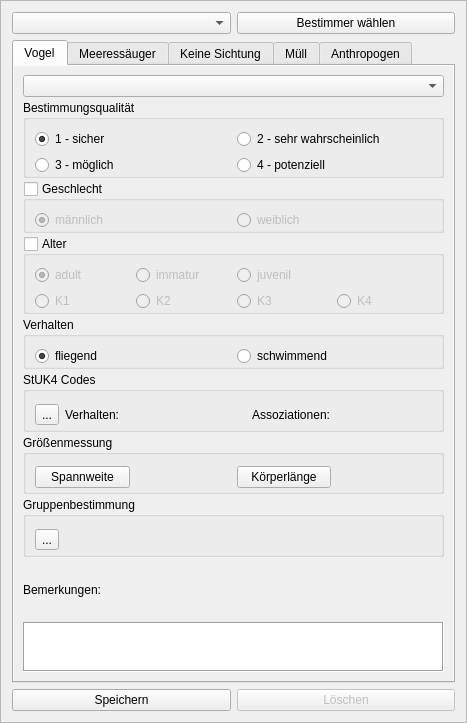
The window that widget_census.ui (ifaoe/2014-10-Bird-View) describes before a commit, drawn with Qt 5.
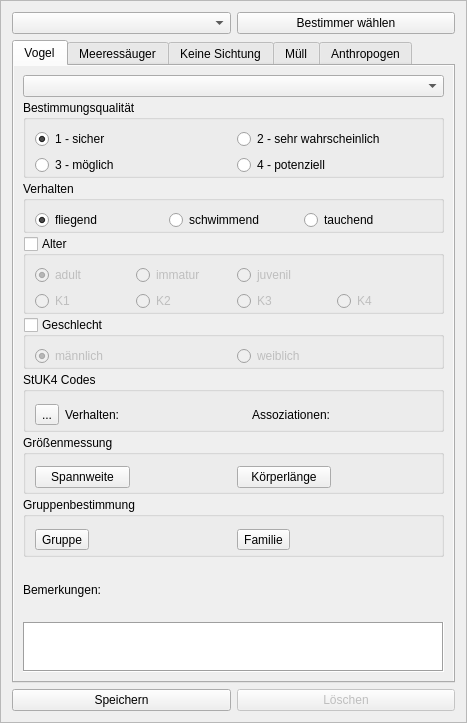
The same window after the commit.

Commit message: introduced group selection for family groups. reintroduced stuk4 codes for mammal (duh). reimplemented buttons and design for groups.

```diff
--- a/widget_census.ui
+++ b/widget_census.ui
@@ -177,61 +177,86 @@
         </widget>
        </item>
        <item>
-        <widget class="QGroupBox" name="gbxBirdGender">
+        <widget class="QGroupBox" name="gbxBirdBehavior">
          <property name="sizePolicy">
           <sizepolicy hsizetype="MinimumExpanding" vsizetype="Fixed">
            <horstretch>0</horstretch>
            <verstretch>0</verstretch>
           </sizepolicy>
          </property>
-         <property name="autoFillBackground">
-          <bool>false</bool>
+         <property name="minimumSize">
+          <size>
+           <width>0</width>
+           <height>0</height>
+          </size>
          </property>
          <property name="title">
-          <string>Geschlecht</string>
-         </property>
-         <property name="flat">
-          <bool>false</bool>
+          <string>Verhalten</string>
          </property>
          <property name="checkable">
-          <bool>true</bool>
-         </property>
-         <property name="checked">
           <bool>false</bool>
          </property>
-         <layout class="QGridLayout" name="gridLayout_11">
+         <layout class="QGridLayout" name="gridLayout">
           <property name="bottomMargin">
            <number>0</number>
           </property>
-          <item row="0" column="1">
-           <widget class="QRadioButton" name="rbBirdFemale">
-            <property name="text">
-             <string comment="F">weiblich</string>
-            </property>
-            <property name="dbvalue" stdset="0">
-             <string>F</string>
-            </property>
-            <attribute name="buttonGroup">
-             <string notr="true">btngBirdSex</string>
-            </attribute>
-           </widget>
-          </item>
           <item row="0" column="0">
-           <widget class="QRadioButton" name="rbBirdMale">
-            <property name="enabled">
-             <bool>false</bool>
+           <widget class="QRadioButton" name="rbBirdBehaveFly">
+            <property name="sizePolicy">
+             <sizepolicy hsizetype="MinimumExpanding" vsizetype="Fixed">
+              <horstretch>1</horstretch>
+              <verstretch>0</verstretch>
+             </sizepolicy>
             </property>
             <property name="text">
-             <string comment="M">männlich</string>
+             <string comment="F">fliegend</string>
             </property>
             <property name="checked">
              <bool>true</bool>
             </property>
             <property name="dbvalue" stdset="0">
-             <string>M</string>
+             <string>FLY</string>
             </property>
             <attribute name="buttonGroup">
-             <string notr="true">btngBirdSex</string>
+             <string notr="true">btngBirdBeh</string>
+            </attribute>
+           </widget>
+          </item>
+          <item row="0" column="1">
+           <widget class="QRadioButton" name="rbBirdBehaveSwim">
+            <property name="sizePolicy">
+             <sizepolicy hsizetype="MinimumExpanding" vsizetype="Fixed">
+              <horstretch>1</horstretch>
+              <verstretch>0</verstretch>
+             </sizepolicy>
+            </property>
+            <property name="text">
+             <string comment="S">schwimmend</string>
+            </property>
+            <property name="dbvalue" stdset="0">
+             <string>SWIM</string>
+            </property>
+            <attribute name="buttonGroup">
+             <string notr="true">btngBirdBeh</string>
+            </attribute>
+           </widget>
+          </item>
+          <item row="0" column="2">
+           <widget class="QRadioButton" name="rbBirdBehaveDive">
+            <property name="sizePolicy">
+             <sizepolicy hsizetype="Minimum" vsizetype="Fixed">
+              <horstretch>1</horstretch>
+              <verstretch>0</verstretch>
+             </sizepolicy>
+            </property>
+            <property name="text">
+             <string>tauchend</string>
+            </property>
+            <property name="dbvalue" stdset="0">
+             <string>DIVE</string>
+            </property>
+            <attribute name="buttonGroup">
+             <string notr="true">btngBirdBeh</string>
             </attribute>
            </widget>
           </item>
@@ -357,67 +382,61 @@
         </widget>
        </item>
        <item>
-        <widget class="QGroupBox" name="gbxBirdBehavior">
+        <widget class="QGroupBox" name="gbxBirdGender">
          <property name="sizePolicy">
           <sizepolicy hsizetype="MinimumExpanding" vsizetype="Fixed">
            <horstretch>0</horstretch>
            <verstretch>0</verstretch>
           </sizepolicy>
          </property>
-         <property name="minimumSize">
-          <size>
-           <width>0</width>
-           <height>0</height>
-          </size>
+         <property name="autoFillBackground">
+          <bool>false</bool>
          </property>
          <property name="title">
-          <string>Verhalten</string>
+          <string>Geschlecht</string>
+         </property>
+         <property name="flat">
+          <bool>false</bool>
          </property>
          <property name="checkable">
+          <bool>true</bool>
+         </property>
+         <property name="checked">
           <bool>false</bool>
          </property>
-         <layout class="QGridLayout" name="gridLayout">
+         <layout class="QGridLayout" name="gridLayout_11">
           <property name="bottomMargin">
            <number>0</number>
           </property>
-          <item row="0" column="0">
-           <widget class="QRadioButton" name="rbBirdBehaveFly">
-            <property name="sizePolicy">
-             <sizepolicy hsizetype="MinimumExpanding" vsizetype="Fixed">
-              <horstretch>0</horstretch>
-              <verstretch>0</verstretch>
-             </sizepolicy>
-            </property>
+          <item row="0" column="1">
+           <widget class="QRadioButton" name="rbBirdFemale">
             <property name="text">
-             <string comment="F">fliegend</string>
-            </property>
-            <property name="checked">
-             <bool>true</bool>
+             <string comment="F">weiblich</string>
             </property>
             <property name="dbvalue" stdset="0">
-             <string>FLY</string>
+             <string>F</string>
             </property>
             <attribute name="buttonGroup">
-             <string notr="true">btngBirdBeh</string>
+             <string notr="true">btngBirdSex</string>
             </attribute>
            </widget>
           </item>
-          <item row="0" column="1">
-           <widget class="QRadioButton" name="rbBirdBehaveSwim">
-            <property name="sizePolicy">
-             <sizepolicy hsizetype="MinimumExpanding" vsizetype="Fixed">
-              <horstretch>0</horstretch>
-              <verstretch>0</verstretch>
-             </sizepolicy>
+          <item row="0" column="0">
+           <widget class="QRadioButton" name="rbBirdMale">
+            <property name="enabled">
+             <bool>false</bool>
             </property>
             <property name="text">
-             <string comment="S">schwimmend</string>
+             <string comment="M">männlich</string>
+            </property>
+            <property name="checked">
+             <bool>true</bool>
             </property>
             <property name="dbvalue" stdset="0">
-             <string>SWIM</string>
+             <string>M</string>
             </property>
             <attribute name="buttonGroup">
-             <string notr="true">btngBirdBeh</string>
+             <string notr="true">btngBirdSex</string>
             </attribute>
            </widget>
           </item>
@@ -518,23 +537,43 @@
           <property name="bottomMargin">
            <number>0</number>
           </property>
-          <item row="0" column="1">
-           <widget class="QLabel" name="lblGroupBirdObjects">
-            <property name="sizePolicy">
-             <sizepolicy hsizetype="Preferred" vsizetype="Preferred">
-              <horstretch>3</horstretch>
-              <verstretch>0</verstretch>
-             </sizepolicy>
-            </property>
-            <property name="text">
-             <string/>
-            </property>
-           </widget>
-          </item>
           <item row="0" column="0">
            <widget class="QToolButton" name="tbtGroupBird">
             <property name="text">
-             <string>...</string>
+             <string>Gruppe</string>
+            </property>
+           </widget>
+          </item>
+          <item row="0" column="2">
+           <widget class="QToolButton" name="tbtFamilyBird">
+            <property name="text">
+             <string>Familie</string>
+            </property>
+           </widget>
+          </item>
+          <item row="0" column="3">
+           <widget class="QLabel" name="lblFamilyBird">
+            <property name="sizePolicy">
+             <sizepolicy hsizetype="Preferred" vsizetype="Preferred">
+              <horstretch>1</horstretch>
+              <verstretch>0</verstretch>
+             </sizepolicy>
+            </property>
+            <property name="text">
+             <string/>
+            </property>
+           </widget>
+          </item>
+          <item row="0" column="1">
+           <widget class="QLabel" name="lblGroupBirdObjects">
+            <property name="sizePolicy">
+             <sizepolicy hsizetype="Preferred" vsizetype="Preferred">
+              <horstretch>1</horstretch>
+              <verstretch>0</verstretch>
+             </sizepolicy>
+            </property>
+            <property name="text">
+             <string/>
             </property>
            </widget>
           </item>
@@ -867,7 +906,27 @@
            <widget class="QLabel" name="lblGroupMammalObjects">
             <property name="sizePolicy">
              <sizepolicy hsizetype="Preferred" vsizetype="Preferred">
-              <horstretch>3</horstretch>
+              <horstretch>1</horstretch>
+              <verstretch>0</verstretch>
+             </sizepolicy>
+            </property>
+            <property name="text">
+             <string/>
+            </property>
+           </widget>
+          </item>
+          <item row="0" column="2">
+           <widget class="QToolButton" name="tbtFamilyMammal">
+            <property name="text">
+             <string>...</string>
+            </property>
+           </widget>
+          </item>
+          <item row="0" column="3">
+           <widget class="QLabel" name="lblFamilyMammal">
+            <property name="sizePolicy">
+             <sizepolicy hsizetype="Preferred" vsizetype="Preferred">
+              <horstretch>1</horstretch>
               <verstretch>0</verstretch>
              </sizepolicy>
             </property>
@@ -1070,6 +1129,13 @@
        <property name="spacing">
         <number>3</number>
        </property>
+       <item>
+        <widget class="QGroupBox" name="groupBox">
+         <property name="title">
+          <string>GroupBox</string>
+         </property>
+        </widget>
+       </item>
        <item>
         <widget class="QGroupBox" name="gbxTrashQuality">
          <property name="title">
```
The commit also changes 7 other files.
